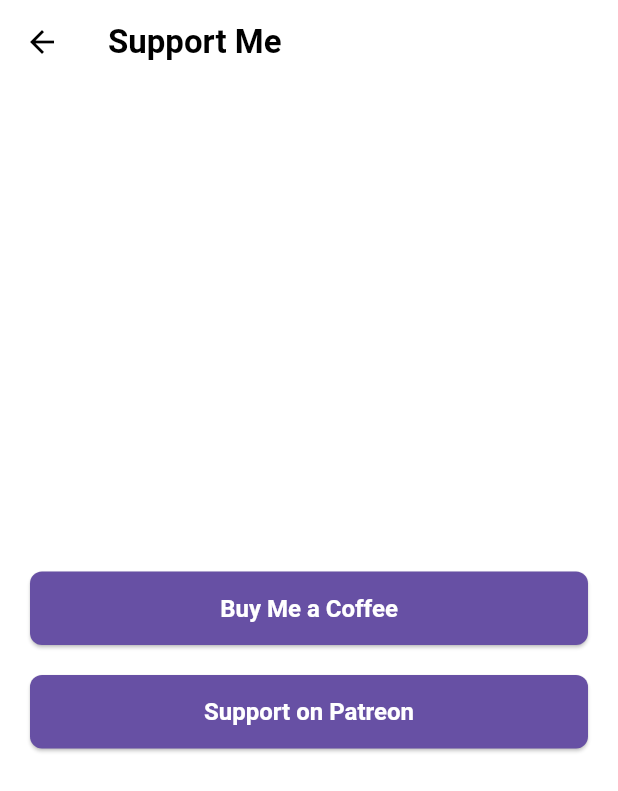
After one commit to nagarjunkalli/tile_fusion_2024, a Flutter app: the SupportPage screen opened directly, on a phone screen of 412 x 824 dp. The commit adds this screen. Shown: the top 791 px of the screen. Run offline on Flutter 3.47's test engine with Material 3 defaults, Android fonts, the phone set to English and light mode, and no system bars; our stand-ins replace shared_preferences; accounts and stored records are empty.

Commit message:
second version

```diff
--- /dev/null
+++ b/lib/support_page.dart
@@ -0,0 +1,102 @@
+
+import 'package:flutter/material.dart';
+import 'package:url_launcher/url_launcher.dart';
+
+class SupportPage extends StatelessWidget {
+  const SupportPage({Key? key}) : super(key: key);
+
+  Future<void> _launchURL(String urlString) async {
+    final Uri url = Uri.parse(urlString);
+    if (!await launchUrl(url, mode: LaunchMode.externalApplication)) {
+      // Could not launch the URL
+      // Optionally, show an error message to the user
+      print('Could not launch $urlString');
+    }
+  }
+
+  @override
+  Widget build(BuildContext context) {
+    // Determine button style based on the current theme
+    final buttonStyle = ElevatedButton.styleFrom(
+      foregroundColor: Theme.of(context).colorScheme.onPrimary,
+      backgroundColor: Theme.of(context).colorScheme.primary,
+      textStyle: const TextStyle(fontSize: 16, fontWeight: FontWeight.bold),
+      padding: const EdgeInsets.symmetric(horizontal: 30, vertical: 15),
+      shape: RoundedRectangleBorder(
+        borderRadius: BorderRadius.circular(8),
+      ),
+    );
+    final GameTheme gameTheme = Theme.of(context).brightness == Brightness.dark
+        ? GameTheme.dark // Assuming you have GameTheme.dark defined
+        : GameTheme.light; // Assuming you have GameTheme.light defined
+
+
+    return Scaffold(
+      backgroundColor: gameTheme.backgroundColor,
+      appBar: AppBar(
+        title: Text(
+          'Support Me',
+          style: TextStyle(color: gameTheme.titleColor, fontWeight: FontWeight.bold),
+        ),
+        backgroundColor: gameTheme.backgroundColor,
+        elevation: 0,
+        iconTheme: IconThemeData(color: gameTheme.titleColor),
+      ),
+      body: Center(
+        child: Padding(
+          padding: const EdgeInsets.all(20.0),
+          child: Column(
+            mainAxisAlignment: MainAxisAlignment.center,
+            crossAxisAlignment: CrossAxisAlignment.stretch,
+            children: <Widget>[
+              ElevatedButton(
+                style: buttonStyle,
+                onPressed: () {
+                  // Replace with your actual Buy Me a Coffee URL
+                  _launchURL('https://www.buymeacoffee.com/your_username');
+                },
+                child: const Text('Buy Me a Coffee'),
+              ),
+              const SizedBox(height: 20),
+              ElevatedButton(
+                style: buttonStyle,
+                onPressed: () {
+                  // Replace with your actual Patreon URL
+                  _launchURL('https://www.patreon.com/your_username');
+                },
+                child: const Text('Support on Patreon'),
+              ),
+            ],
+          ),
+        ),
+      ),
+    );
+  }
+}
+
+// You might need to make GameTheme and its properties accessible here.
+// For simplicity, this example assumes GameTheme.dark and GameTheme.light are static or globally accessible.
+// If GameTheme is part of your main.dart, you might need to pass theme data or colors.
+// For now, I'll use a simplified GameTheme placeholder.
+// You should have a more robust way to access your theme properties.
+
+class GameTheme {
+  final Color backgroundColor;
+  final Color titleColor;
+  // Add other theme properties if needed by SupportPage
+
+  const GameTheme({
+    required this.backgroundColor,
+    required this.titleColor,
+  });
+
+  static GameTheme get light => const GameTheme(
+        backgroundColor: Colors.white, // Example color
+        titleColor: Colors.black, // Example color
+      );
+
+  static GameTheme get dark => const GameTheme(
+        backgroundColor: Colors.black, // Example color
+        titleColor: Colors.white, // Example color
+      );
+}
```
Also changed, not shown: lib/main.dart (+122 -40 lines), pubspec.yaml (+4 -9 lines), pubspec.lock, 44 other files.
